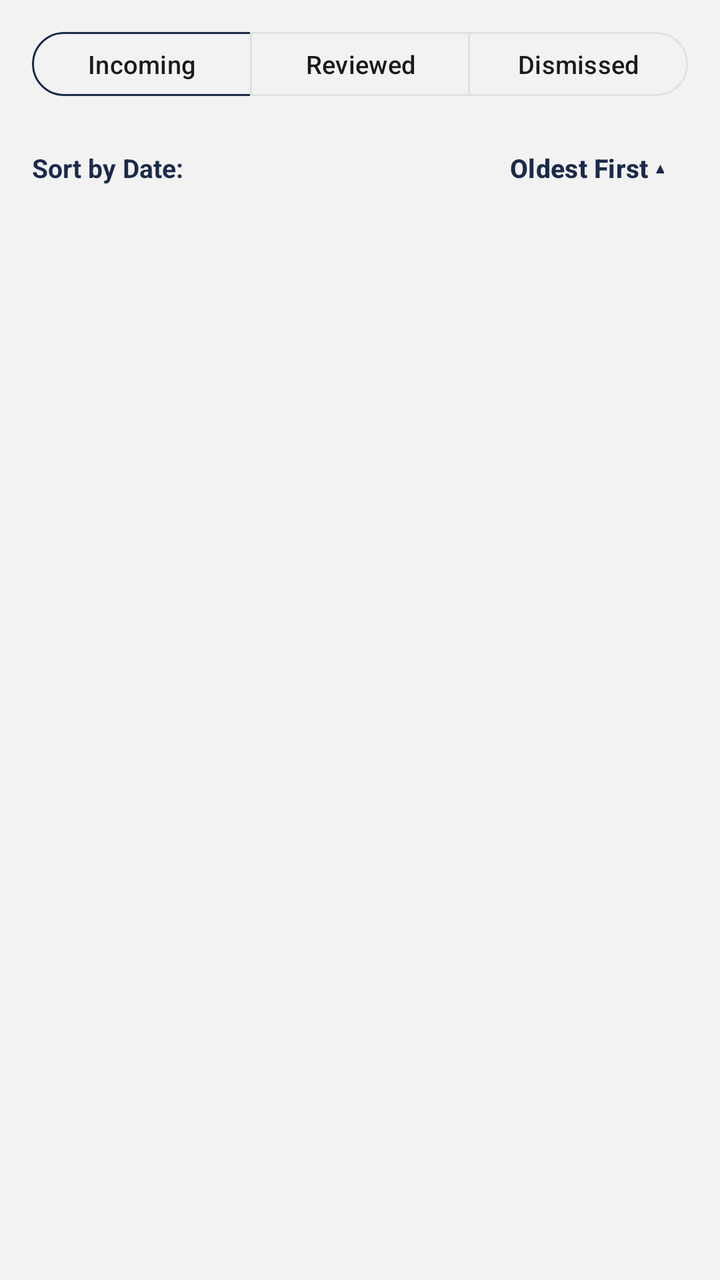
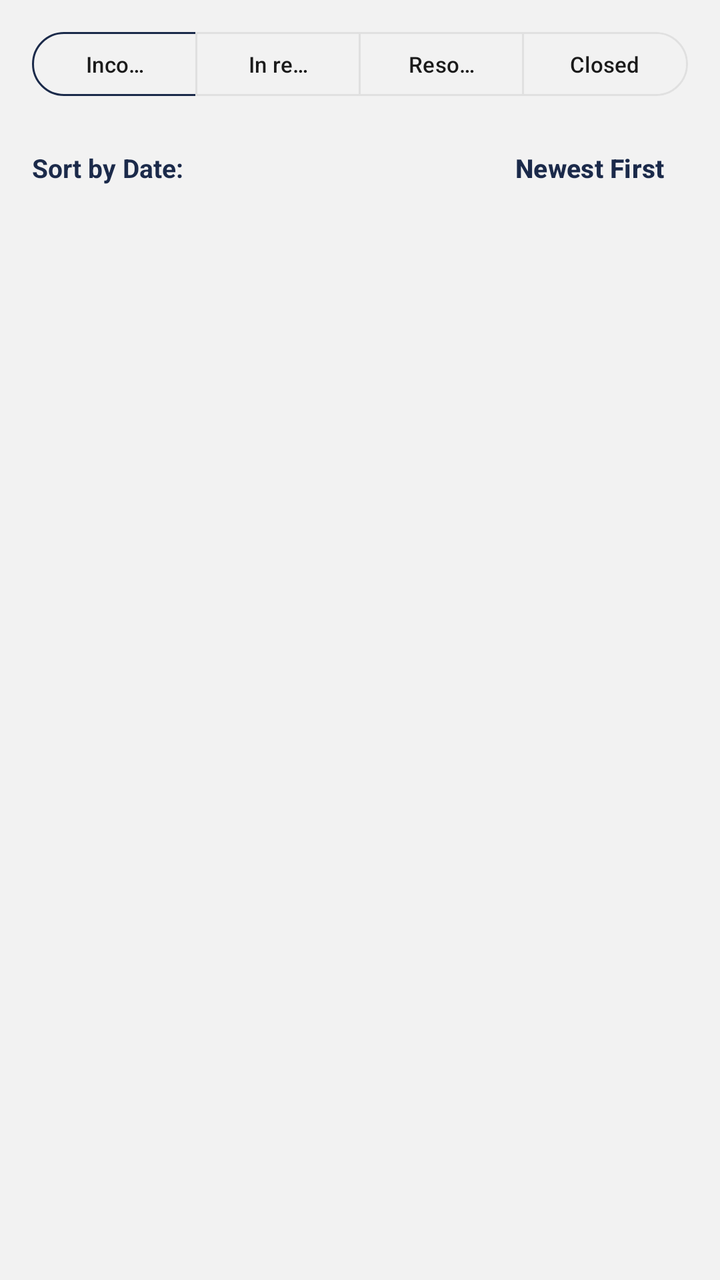

An Android layout rendered at two revisions. The XML below is the earlier revision; the diff shows what the commit changed to produce the second picture.
<!-- AndroidManifest.xml: application theme Theme.HairGo -->
<!-- res/layout/fragment_reports.xml -->
<?xml version="1.0" encoding="utf-8"?>
<LinearLayout xmlns:android="http://schemas.android.com/apk/res/android"
    xmlns:app="http://schemas.android.com/apk/res-auto"
    android:layout_width="match_parent"
    android:layout_height="match_parent"
    android:background="@color/grey_light"
    android:orientation="vertical">

    
    <LinearLayout
        android:layout_width="match_parent"
        android:layout_height="wrap_content"
        android:orientation="vertical"
        android:paddingHorizontal="16dp"
        android:paddingTop="12dp"
        android:paddingBottom="8dp">

        
        <com.google.android.material.button.MaterialButtonToggleGroup
            android:id="@+id/toggleGroupStatus"
            android:layout_width="match_parent"
            android:layout_height="wrap_content"
            app:selectionRequired="true"
            app:singleSelection="true">

            <com.google.android.material.button.MaterialButton
                android:id="@+id/btnFilterPending"
                style="@style/Widget.Material3.Button.OutlinedButton"
                android:layout_width="0dp"
                android:layout_height="40dp"
                android:layout_weight="1"
                android:text="Incoming"
                android:textAllCaps="false"
                android:textSize="12.5sp"
                app:strokeColor="@color/navy" />

            <com.google.android.material.button.MaterialButton
                android:id="@+id/btnFilterReviewed"
                style="@style/Widget.Material3.Button.OutlinedButton"
                android:layout_width="0dp"
                android:layout_height="40dp"
                android:layout_weight="1"
                android:text="Reviewed"
                android:textAllCaps="false"
                android:textSize="12.5sp"
                app:strokeColor="@color/grey_border" />

            <com.google.android.material.button.MaterialButton
                android:id="@+id/btnFilterDismissed"
                style="@style/Widget.Material3.Button.OutlinedButton"
                android:layout_width="0dp"
                android:layout_height="40dp"
                android:layout_weight="1"
                android:text="Dismissed"
                android:textAllCaps="false"
                android:textSize="12.5sp"
                app:strokeColor="@color/grey_border" />

        </com.google.android.material.button.MaterialButtonToggleGroup>

        
        <RelativeLayout
            android:layout_width="match_parent"
            android:layout_height="wrap_content"
            android:layout_marginTop="8dp">

            <TextView
                android:layout_width="wrap_content"
                android:layout_height="wrap_content"
                android:layout_alignParentStart="true"
                android:layout_centerVertical="true"
                android:text="Sort by Date:"
                android:textColor="@color/heading"
                android:textSize="13sp"
                android:textStyle="bold" />

            <com.google.android.material.button.MaterialButton
                android:id="@+id/btnReportSortOrder"
                style="@style/Widget.Material3.Button.TextButton"
                android:layout_width="wrap_content"
                android:layout_height="wrap_content"
                android:layout_alignParentEnd="true"
                android:text="Oldest First ▴"
                android:textAllCaps="false"
                android:textColor="@color/navy"
                android:textSize="13sp"
                android:textStyle="bold" />
        </RelativeLayout>

    </LinearLayout>

    
    <androidx.recyclerview.widget.RecyclerView
        android:id="@+id/rvReports"
        android:layout_width="match_parent"
        android:layout_height="0dp"
        android:layout_weight="1"
        android:clipToPadding="false"
        android:paddingBottom="16dp" />

    
    <TextView
        android:id="@+id/tvEmptyReports"
        android:layout_width="wrap_content"
        android:layout_height="wrap_content"
        android:layout_gravity="center"
        android:layout_marginTop="32dp"
        android:text="No reports found"
        android:textColor="@color/grey_medium"
        android:textSize="14sp"
        android:visibility="gone" />

</LinearLayout>
<!-- resources referenced by this layout -->
<resources>
  <color name="grey_border">#E0E0E0</color>
  <color name="grey_light">#F2F2F2</color>
  <color name="grey_medium">#8A8A8A</color>
  <color name="heading">#1B2A4A</color>
  <color name="navy">#1B2A4A</color>
  <style name="Theme.HairGo" parent="Base.Theme.HairGo">
          <item name="snackbarStyle">@style/Widget.HairGo.Snackbar</item>
      </style>
  <style name="Base.Theme.HairGo" parent="Theme.Material3.DayNight.NoActionBar">
          <item name="colorPrimary">@color/teal</item>
          <item name="colorOnPrimary">@color/white</item>
          <item name="colorSurface">@color/surface</item>
          <item name="colorOnSurface">@color/text_primary</item>
          <item name="colorSurfaceVariant">@color/grey_light</item>
          <item name="colorOnSurfaceVariant">@color/text_primary</item>
          <item name="colorOutline">@color/grey_border</item>
          <item name="android:colorBackground">@color/grey_light</item>
      </style>
  <style name="Widget.HairGo.Snackbar" parent="Widget.Material3.Snackbar">
          <item name="backgroundTint">@color/navy</item>
          <item name="android:textColor">@color/white</item>
          <item name="shapeAppearanceOverlay">@style/ShapeAppearanceOverlay.HairGo_Snackbar</item>
      </style>
  <color name="teal">#14B8A6</color>
  <color name="white">#FFFFFF</color>
  <color name="surface">#FFFFFF</color>
  <color name="text_primary">#1A1A1A</color>
  <style name="ShapeAppearanceOverlay.HairGo_Snackbar" parent="">
          <item name="cornerFamily">rounded</item>
          <item name="cornerSize">16dp</item>
      </style>
</resources>

<!-- the commit's change to res/layout/fragment_reports.xml (unified diff, before → after) -->
@@ -29,9 +29,9 @@
                 android:layout_width="0dp"
                 android:layout_height="40dp"
                 android:layout_weight="1"
-                android:text="Incoming"
+                android:text="@string/admin_filter_incoming"
                 android:textAllCaps="false"
-                android:textSize="12.5sp"
+                android:textSize="11sp"
                 app:strokeColor="@color/navy" />
 
             <com.google.android.material.button.MaterialButton
@@ -40,9 +40,9 @@
                 android:layout_width="0dp"
                 android:layout_height="40dp"
                 android:layout_weight="1"
-                android:text="Reviewed"
+                android:text="@string/admin_filter_in_review"
                 android:textAllCaps="false"
-                android:textSize="12.5sp"
+                android:textSize="11sp"
                 app:strokeColor="@color/grey_border" />
 
             <com.google.android.material.button.MaterialButton
@@ -51,9 +51,20 @@
                 android:layout_width="0dp"
                 android:layout_height="40dp"
                 android:layout_weight="1"
-                android:text="Dismissed"
+                android:text="@string/admin_filter_resolved"
                 android:textAllCaps="false"
-                android:textSize="12.5sp"
+                android:textSize="11sp"
+                app:strokeColor="@color/grey_border" />
+
+            <com.google.android.material.button.MaterialButton
+                android:id="@+id/btnFilterClosed"
+                style="@style/Widget.Material3.Button.OutlinedButton"
+                android:layout_width="0dp"
+                android:layout_height="40dp"
+                android:layout_weight="1"
+                android:text="@string/admin_filter_closed"
+                android:textAllCaps="false"
+                android:textSize="11sp"
                 app:strokeColor="@color/grey_border" />
 
         </com.google.android.material.button.MaterialButtonToggleGroup>
@@ -69,7 +80,7 @@
                 android:layout_height="wrap_content"
                 android:layout_alignParentStart="true"
                 android:layout_centerVertical="true"
-                android:text="Sort by Date:"
+                android:text="@string/admin_sort_by_date"
                 android:textColor="@color/heading"
                 android:textSize="13sp"
                 android:textStyle="bold" />
@@ -80,7 +91,7 @@
                 android:layout_width="wrap_content"
                 android:layout_height="wrap_content"
                 android:layout_alignParentEnd="true"
-                android:text="Oldest First ▴"
+                android:text="@string/admin_sort_newest"
                 android:textAllCaps="false"
                 android:textColor="@color/navy"
                 android:textSize="13sp"
@@ -105,7 +116,7 @@
         android:layout_height="wrap_content"
         android:layout_gravity="center"
         android:layout_marginTop="32dp"
-        android:text="No reports found"
+        android:text="@string/admin_reports_empty"
         android:textColor="@color/grey_medium"
         android:textSize="14sp"
         android:visibility="gone" />
<!-- resource entries referenced after the edit -->
@@ -5,6 +5,13 @@
   <color name="grey_medium">#8A8A8A</color>
   <color name="heading">#1B2A4A</color>
   <color name="navy">#1B2A4A</color>
+  <string name="admin_filter_closed">Closed</string>
+  <string name="admin_filter_in_review">In review</string>
+  <string name="admin_filter_incoming">Incoming</string>
+  <string name="admin_filter_resolved">Resolved</string>
+  <string name="admin_reports_empty">No reports found</string>
+  <string name="admin_sort_by_date">Sort by Date:</string>
+  <string name="admin_sort_newest">Newest First</string>
   <style name="Theme.HairGo" parent="Base.Theme.HairGo">
           <item name="snackbarStyle">@style/Widget.HairGo.Snackbar</item>
       </style>
